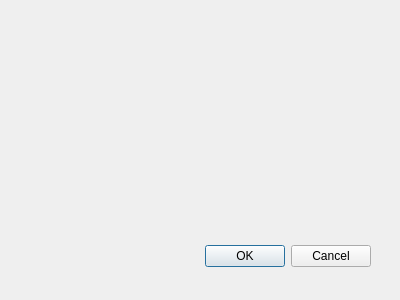
This is geodesic_densifier_dialog_base.ui in GeoscienceAustralia/GeodesicDensifier as Qt 5 draws it before an edit. The edited form follows.
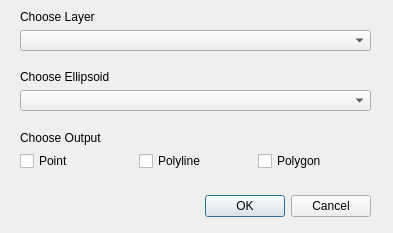
This is the edited form.

```diff
--- a/geodesic_densifier_dialog_base.ui
+++ b/geodesic_densifier_dialog_base.ui
@@ -1,23 +1,23 @@
 <ui version="4.0" >
  <class>GeodesicDensifierDialogBase</class>
- <widget class="QDialog" name="GeodesicDensifierDialogBase" >
-  <property name="geometry" >
+ <widget class="QDialog" name="GeodesicDensifierDialogBase">
+  <property name="geometry">
    <rect>
     <x>0</x>
     <y>0</y>
-    <width>400</width>
-    <height>300</height>
+    <width>393</width>
+    <height>233</height>
    </rect>
   </property>
   <property name="windowTitle" >
    <string>Geodesic Densifier</string>
   </property>
-  <widget class="QDialogButtonBox" name="button_box" >
-   <property name="geometry" >
+  <widget class="QDialogButtonBox" name="button_box">
+   <property name="geometry">
     <rect>
-     <x>30</x>
-     <y>240</y>
-     <width>341</width>
+     <x>20</x>
+     <y>190</y>
+     <width>351</width>
      <height>32</height>
     </rect>
    </property>
@@ -28,6 +28,94 @@
     <set>QDialogButtonBox::Cancel|QDialogButtonBox::Ok</set>
    </property>
   </widget>
+  <widget class="QWidget" name="verticalLayoutWidget">
+   <property name="geometry">
+    <rect>
+     <x>20</x>
+     <y>10</y>
+     <width>351</width>
+     <height>41</height>
+    </rect>
+   </property>
+   <layout class="QVBoxLayout" name="verticalLayout">
+    <item>
+     <widget class="QLabel" name="layerLabel">
+      <property name="text">
+       <string>Choose Layer</string>
+      </property>
+     </widget>
+    </item>
+    <item>
+     <widget class="QComboBox" name="layerComboBox"/>
+    </item>
+   </layout>
+  </widget>
+  <widget class="QWidget" name="verticalLayoutWidget_2">
+   <property name="geometry">
+    <rect>
+     <x>20</x>
+     <y>70</y>
+     <width>351</width>
+     <height>41</height>
+    </rect>
+   </property>
+   <layout class="QVBoxLayout" name="verticalLayout_2">
+    <item>
+     <widget class="QLabel" name="label_2">
+      <property name="text">
+       <string>Choose Ellipsoid</string>
+      </property>
+     </widget>
+    </item>
+    <item>
+     <widget class="QComboBox" name="EllipsoidcomboBox"/>
+    </item>
+   </layout>
+  </widget>
+  <widget class="QWidget" name="verticalLayoutWidget_3">
+   <property name="geometry">
+    <rect>
+     <x>20</x>
+     <y>130</y>
+     <width>351</width>
+     <height>41</height>
+    </rect>
+   </property>
+   <layout class="QVBoxLayout" name="verticalLayout_3">
+    <item>
+     <widget class="QLabel" name="label">
+      <property name="text">
+       <string>Choose Output</string>
+      </property>
+     </widget>
+    </item>
+    <item>
+     <layout class="QHBoxLayout" name="horizontalLayout">
+      <item>
+       <widget class="QCheckBox" name="pointCheckBox">
+        <property name="text">
+         <string>Point</string>
+        </property>
+       </widget>
+      </item>
+      <item>
+       <widget class="QCheckBox" name="polylineCheckBox">
+        <property name="text">
+         <string>Polyline</string>
+        </property>
+       </widget>
+      </item>
+      <item>
+       <widget class="QCheckBox" name="polygonCheckBox">
+        <property name="text">
+         <string>Polygon</string>
+        </property>
+       </widget>
+      </item>
+     </layout>
+    </item>
+   </layout>
+  </widget>
  </widget>
  <resources/>
  <connections>
```
Left out of the diff: 33 changed lines with no effect on the pictures.
